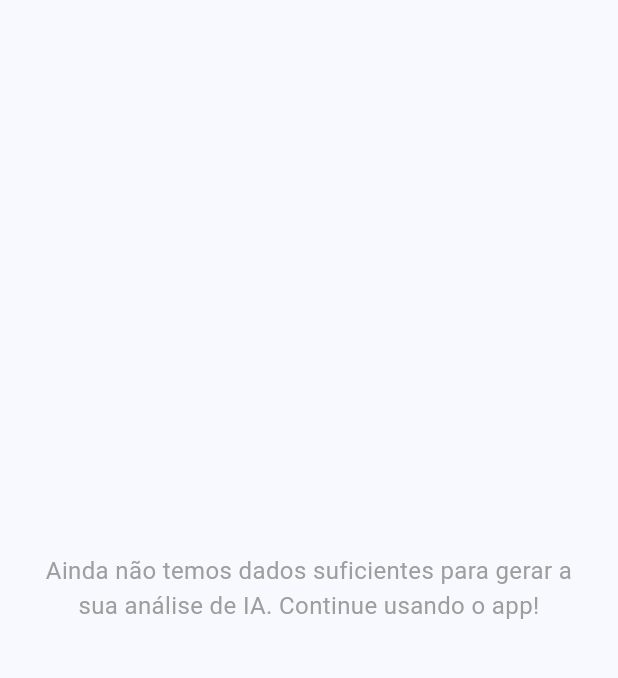
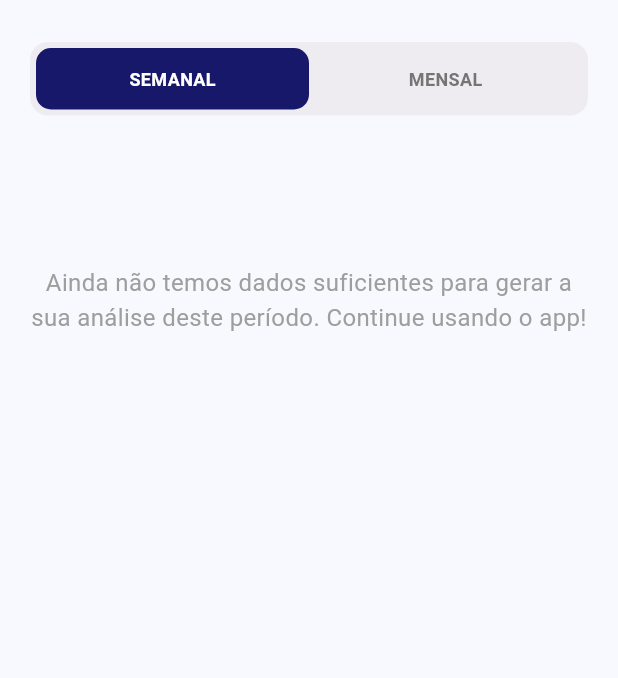
Before and after one commit to RyuThe3rd/PDM2026--SpendingsTracker, a Flutter app: the TelaInsights screen opened by its route, on a phone screen of 412 x 824 dp, the part 72-750 px from its top. Run offline on Flutter 3.47's test engine with Material 3 defaults, Android fonts, the light colour scheme and no system bars; our stand-ins replace cloud_firestore, firebase_auth, firebase_core, permission_handler; missing offline and left inert: flutter_sms_inbox; accounts and stored records are empty.

Commit message:
ajuste de tela de insight,estatistica provider, etc

```diff
--- a/lib/dominio/casosDeUso/monitorarGastos.dart
+++ b/lib/dominio/casosDeUso/monitorarGastos.dart
@@ -1,6 +1,7 @@
 import '../../listaDeImports.dart';
 
-class MonitorarGastos {final InterfaceTransacoes _transacoesRepo;
+class MonitorarGastos {
+  final InterfaceTransacoes _transacoesRepo;
 
   MonitorarGastos(this._transacoesRepo);
 
--- a/lib/dominio/contratos/interfaceEstatisticas.dart
+++ b/lib/dominio/contratos/interfaceEstatisticas.dart
@@ -5,6 +5,9 @@ abstract interface class InterfaceEstatisticas {
   Future<EstatisticaSemanalModelo> criarEstatisticaSemanalVazia(DateTime dataInicio, {String? anteriorId});
   Future<EstatisticaMensalModelo?> obterMesMaisRecente();
   Future<EstatisticaMensalModelo> criarEstatisticaMensalVazia(DateTime dataReferencia, {String? anteriorId});
+  Future<EstatisticaSemanalModelo?> buscarSemanaPorId(String id);
+  Future<EstatisticaMensalModelo?> buscarMesPorId(String id);
   Future<Insights> gerarInsightSemanal(EstatisticaSemanalModelo estatistica);
   Future<Insights> gerarInsightMensal(EstatisticaMensalModelo estatistica);
+
 }
--- a/lib/dominio/entidades/estatistica.dart
+++ b/lib/dominio/entidades/estatistica.dart
@@ -75,8 +75,8 @@ class EstatisticaMensal extends Estatistica {
   String monthId; // "2026-05"
   final int ano;
   String? mesAnteriorId;
-  final List<Map<int, dynamic>> semanasDoMesIds; // map[1] = idDaSemana1
-  final Map<String, dynamic> dadosSemanais;
+  List<Map<int, dynamic>> semanasDoMesIds; // map[1] = idDaSemana1
+  Map<String, dynamic> dadosSemanais;
   /// Dados detalhados de cada semana (Semana 1, Semana 2, etc.)
   /// { 'Semana 1': { 'inicial': 0, 'levantado': 0, 'depositado': 0, 'final': 0 }, ... }
 
--- a/lib/listaDeImports.dart
+++ b/lib/listaDeImports.dart
@@ -24,6 +24,10 @@ export 'package:lecc_pdm_trabalho_pratico_agilio_manuel_rui_wilson/dominio/entid
 export 'package:lecc_pdm_trabalho_pratico_agilio_manuel_rui_wilson/dominio/contratos/interfaceAutenticacao.dart';
 export 'package:lecc_pdm_trabalho_pratico_agilio_manuel_rui_wilson/dominio/contratos/interfaceTransasoes.dart';
 export 'package:lecc_pdm_trabalho_pratico_agilio_manuel_rui_wilson/dominio/contratos/interfaceEstatisticas.dart';
+
+//1.3 casos de uso
+export 'package:lecc_pdm_trabalho_pratico_agilio_manuel_rui_wilson/dominio/casosDeUso/monitorarGastos.dart';
+export 'package:lecc_pdm_trabalho_pratico_agilio_manuel_rui_wilson/dominio/casosDeUso/authCasosDeUso.dart';
 
 //2- Camada de Dados
 //2.1 - Servicos
--- a/lib/main.dart
+++ b/lib/main.dart
@@ -30,7 +30,7 @@ void main() async {
         Provider.value(value: transacoesRepo),
         ChangeNotifierProvider(create: (_) => TransacoesProvider(transacoesRepo)),
         ChangeNotifierProvider(create: (_) => UserProvider(usuarioRepo)),
-        ChangeNotifierProvider(create: (_) => EstatisticaProvider(estatisticasRepo)),
+        ChangeNotifierProvider(create: (_) => EstatisticaProvider(estatisticasRepo, transacoesRepo)),
       ],
       child: const MyApp(),
     ),
--- a/lib/presentation/telas/telaHome.dart
+++ b/lib/presentation/telas/telaHome.dart
@@ -20,7 +20,7 @@ class _TelaHomeState extends State<TelaHome> {
       //tProvider.atualizarTransacoes();
 
       // Gera os relatórios e insights baseados nas novas transações
-      await eProvider.carregarEstatisticas();
+      await eProvider.inicializarEstatisticas();
     });
   }
 
--- a/lib/presentation/telas/telaInsights.dart
+++ b/lib/presentation/telas/telaInsights.dart
@@ -27,14 +27,20 @@ class _TelaInsightsState extends State<TelaInsights> {
           }
 
           if (estatistica == null) {
-            return const Center(
-              child: Padding(
-                padding: EdgeInsets.all(20.0),
-                child: Text(
-                  "Ainda não temos dados suficientes para gerar a sua análise de IA. Continue usando o app!",
-                  textAlign: TextAlign.center,
-                  style: TextStyle(color: Colors.grey, fontSize: 16),
-                ),
+            return SingleChildScrollView(
+              padding: const EdgeInsets.all(20),
+              child: Column(
+                children: [
+                  _construirTogglePeriodo(),
+                  const SizedBox(height: 100),
+                  const Center(
+                    child: Text(
+                      "Ainda não temos dados suficientes para gerar a sua análise deste período. Continue usando o app!",
+                      textAlign: TextAlign.center,
+                      style: TextStyle(color: Colors.grey, fontSize: 16),
+                    ),
+                  ),
+                ],
               ),
             );
           }
@@ -46,6 +52,8 @@ class _TelaInsightsState extends State<TelaInsights> {
             child: Column(
               crossAxisAlignment: CrossAxisAlignment.start,
               children: [
+                _construirTogglePeriodo(),
+                const SizedBox(height: 30),
                 const Text(
                   "ANÁLISE DE IA",
                   style: TextStyle(
@@ -80,7 +88,7 @@ class _TelaInsightsState extends State<TelaInsights> {
                 _construirCardDeEficiencia(estatistica.diferencaComparativa, periodoSelecionado),
                 const SizedBox(height: 20),
 
-                _construirCardDeComparacaoDeFluxo(),
+               _construirCardDeComparacaoDeFluxo(estatistica),
                 const SizedBox(height: 20),
 
                 _construirCardDePadroesDeGastos(estatistica),
@@ -89,6 +97,52 @@ class _TelaInsightsState extends State<TelaInsights> {
             ),
           );
         },
+      ),
+    );
+  }
+
+  Widget _construirTogglePeriodo() {
+    return Container(
+      padding: const EdgeInsets.all(4),
+      decoration: BoxDecoration(
+        color: const Color.fromARGB(255, 238, 235, 241),
+        borderRadius: BorderRadius.circular(12),
+      ),
+      child: Row(
+        children: [
+          _construirBotaoAba("SEMANAL", PeriodoEstatistica.semanal),
+          _construirBotaoAba("MENSAL", PeriodoEstatistica.mensal),
+        ],
+      ),
+    );
+  }
+
+  Widget _construirBotaoAba(String texto, PeriodoEstatistica periodo) {
+    bool ativo = periodoSelecionado == periodo;
+    return Expanded(
+      child: GestureDetector(
+        onTap: () {
+          setState(() {
+            periodoSelecionado = periodo;
+          });
+        },
+        child: Container(
+          padding: const EdgeInsets.symmetric(vertical: 12),
+          decoration: BoxDecoration(
+            color: ativo ? const Color.fromARGB(255, 23, 24, 106) : Colors.transparent,
+            borderRadius: BorderRadius.circular(10),
+          ),
+          child: Center(
+            child: Text(
+              texto,
+              style: TextStyle(
+                fontWeight: FontWeight.bold,
+                fontSize: 12,
+                color: ativo ? Colors.white : Colors.grey[600],
+              ),
+            ),
+          ),
+        ),
       ),
     );
   }
@@ -289,22 +343,15 @@ class _TelaInsightsState extends State<TelaInsights> {
     );
   }
 
-  Widget _construirCardDeComparacaoDeFluxo() {
+  Widget _construirCardDeComparacaoDeFluxo(Estatistica estatistica) {
+    final max = (estatistica.valorGanho > estatistica.valorGasto ? estatistica.valorGanho : estatistica.valorGasto).clamp(1.0, double.infinity);
     return Container(
       padding: const EdgeInsets.all(24),
-      decoration: BoxDecoration(
-        color: const Color.fromARGB(255, 241, 242, 248),
-        borderRadius: BorderRadius.circular(25),
-      ),
+      decoration: BoxDecoration(color: const Color.fromARGB(255, 241, 242, 248), borderRadius: BorderRadius.circular(25)),
       child: Column(
         crossAxisAlignment: CrossAxisAlignment.start,
         children: [
           const Text("Comparação de Fluxo", style: TextStyle(fontWeight: FontWeight.bold, fontSize: 18, color: Color.fromARGB(255, 23, 24, 106))),
-          const SizedBox(height: 8),
-          const Text(
-            "O teu rácio de poupança está acima da média de usuários similares em Maputo.",
-            style: TextStyle(fontSize: 13, color: Colors.black54, height: 1.4),
-          ),
           const SizedBox(height: 25),
           SizedBox(
             height: 120,
@@ -312,15 +359,24 @@ class _TelaInsightsState extends State<TelaInsights> {
               mainAxisAlignment: MainAxisAlignment.spaceEvenly,
               crossAxisAlignment: CrossAxisAlignment.end,
               children: [
-                _construirBarraSimples(50, Colors.grey.shade300),
-                _construirBarraSimples(90, const Color.fromARGB(255, 23, 24, 106)),
-                _construirBarraSimples(40, Colors.grey.shade300),
-                _construirBarraSimples(75, const Color.fromARGB(255, 23, 24, 106)),
+                _colunaComLabel("ENTRADAS", (estatistica.valorGanho / max) * 100, const Color.fromARGB(255, 23, 24, 106)),
+                _colunaComLabel("SAÍDAS", (estatistica.valorGasto / max) * 100, Colors.grey.shade400),
               ],
             ),
           ),
         ],
       ),
+    );
+  }
+
+  Widget _colunaComLabel(String label, double height, Color color) {
+    return Column(
+      mainAxisAlignment: MainAxisAlignment.end,
+      children: [
+        Container(width: 35, height: height, decoration: BoxDecoration(color: color, borderRadius: BorderRadius.circular(8))),
+        const SizedBox(height: 12),
+        Text(label, style: const TextStyle(fontSize: 9, fontWeight: FontWeight.bold, color: Colors.grey)),
+      ],
     );
   }
 
```
Also changed, not shown: lib/data/modelos/estatisticaMensalModelo.dart (+5 -5 lines), lib/data/modelos/estatisticaSemanalModelo.dart (+6 -5 lines), lib/data/repositorios/estatisticasRepo.dart (+61 -12 lines), lib/data/servicos/insightsTransacoesService.dart (+7 -24 lines), lib/presentation/providers/estatisticaProvider.dart (+48 -13 lines).
